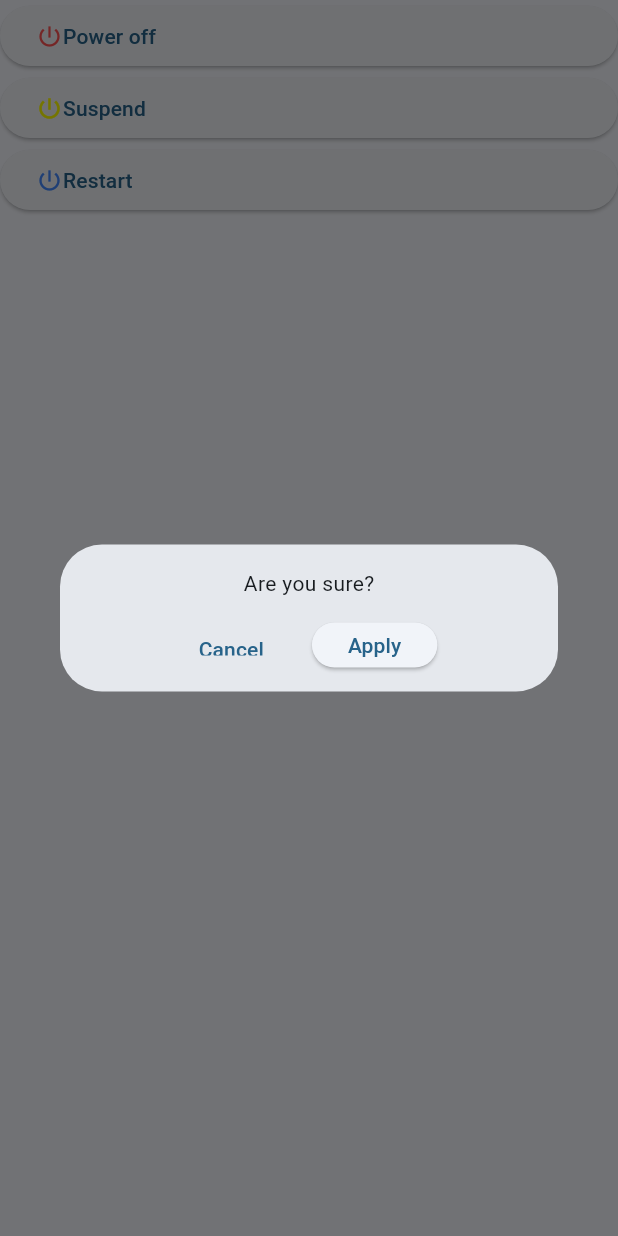
After one commit to rainyday21/Seafloor, a Flutter app: the PowerMenu screen opened directly, after a tap on "Power off", on a phone screen of 412 x 824 dp. The commit adds this screen. Run offline on Flutter 3.47's test engine with Material 2 defaults, Android fonts, the light colour scheme and no system bars; missing offline and left inert: ssh2.

Commit message:
fix merge

```diff
--- a/lib/pages/about.dart
+++ b/lib/pages/about.dart
@@ -31,7 +31,7 @@ class AboutPage extends StatelessWidget {
                   Text('''
 Orrane Reid
 Cal Poly Pomona
-CS 4800
+CS 4750
 '''),
                 ],
               ),
--- /dev/null
+++ b/lib/pages/power_menu.dart
@@ -0,0 +1,124 @@
+import 'package:flutter/material.dart';
+import 'package:seafloor/services/pass_dialog.dart';
+import 'package:seafloor/services/ssh_device.dart';
+
+class PowerMenu extends StatelessWidget {
+  const PowerMenu({super.key});
+
+  @override
+  Widget build(BuildContext context) {
+    return Scaffold(
+      body: SafeArea(
+        child: Center(
+          child: Column(
+
+            children: <Widget>[
+              ElevatedButton(
+                onPressed: () {
+                  String cmd = 'sudo shutdown now';
+                  showDialog(
+                      context: context,
+                      builder: (BuildContext context) =>
+                          ConfirmDialog(cmd: cmd));
+                },
+                child: const Row(
+                  children: <Widget>[
+                    Icon(
+                      Icons.power_settings_new,
+                      color: Colors.redAccent,
+                    ),
+                    Text('Power off'),
+                  ],
+                ),
+              ),
+              ElevatedButton(
+                onPressed: () {
+                  String cmd = 'sudo systemctl suspend';
+                  showDialog(
+                      context: context,
+                      builder: (BuildContext context) =>
+                          ConfirmDialog(cmd: cmd));
+                },
+                child: const Row(
+                  children: <Widget>[
+                    Icon(
+                      Icons.power_settings_new,
+                      color: Colors.yellowAccent,
+                    ),
+                    Text('Suspend'),
+                  ],
+                ),
+              ),
+              const Padding(padding: EdgeInsets.only(left: 8.0, right: 8.0)),
+              ElevatedButton(
+                onPressed: () {
+                  String cmd = 'sudo reboot now';
+                  showDialog(
+                      context: context,
+                      builder: (BuildContext context) =>
+                          ConfirmDialog(cmd: cmd));
+                },
+                child: const Row(
+                  children: <Widget>[
+                    Icon(
+                      Icons.power_settings_new,
+                      color: Colors.blueAccent,
+                    ),
+                    Text('Restart'),
+                  ],
+                ),
+              ),
+            ],
+          ),
+        ),
+      ),
+    );
+  }
+}
+
+class ConfirmDialog extends StatelessWidget {
+  const ConfirmDialog({super.key, required this.cmd});
+  final String cmd;
+
+  Widget build(BuildContext context) {
+    return Dialog(
+      child: Column(
+        mainAxisSize: MainAxisSize.min,
+        mainAxisAlignment: MainAxisAlignment.spaceEvenly,
+        crossAxisAlignment: CrossAxisAlignment.center,
+        children: <Widget>[
+          const Padding(padding: EdgeInsets.all(8.0)),
+          const Text('Are you sure?'),
+          const Padding(padding: EdgeInsets.all(8.0)),
+          Center(
+            child: Row(
+              mainAxisAlignment: MainAxisAlignment.center,
+              children: <Widget>[
+                SizedBox(
+                  height: 30,
+                  child: TextButton(
+                      onPressed: () {
+                        Navigator.pop(context);
+                      },
+                      child: const Text('Cancel')),
+                ),
+                const Padding(
+                    padding: EdgeInsets.only(left: 10.0, right: 10.0)),
+                SizedBox(
+                  height: 30,
+                  child: ElevatedButton(
+                      onPressed: () {
+                        AppSSH.AppCmd(cmd, context);
+                        Navigator.pop(context);
+                      },
+                      child: const Text('Apply')),
+                ),
+              ],
+            ),
+          ),
+          const Padding(padding: EdgeInsets.all(8.0)),
+        ],
+      ),
+    );
+  }
+}
```
Also changed, not shown: lib/main.dart (+18 -0 lines), lib/pages/home.dart (+13 -14 lines), lib/pages/login.dart (+35 -7 lines), lib/pages/sysInfo.dart (+47 -11 lines), lib/pages/system_processes.dart (added, +59 -0 lines), lib/services/pass_dialog.dart (added, +73 -0 lines), lib/services/ssh_device.dart (+15 -10 lines), lib/widgets/menulist_main.dart (+22 -6 lines), pubspec.lock.
